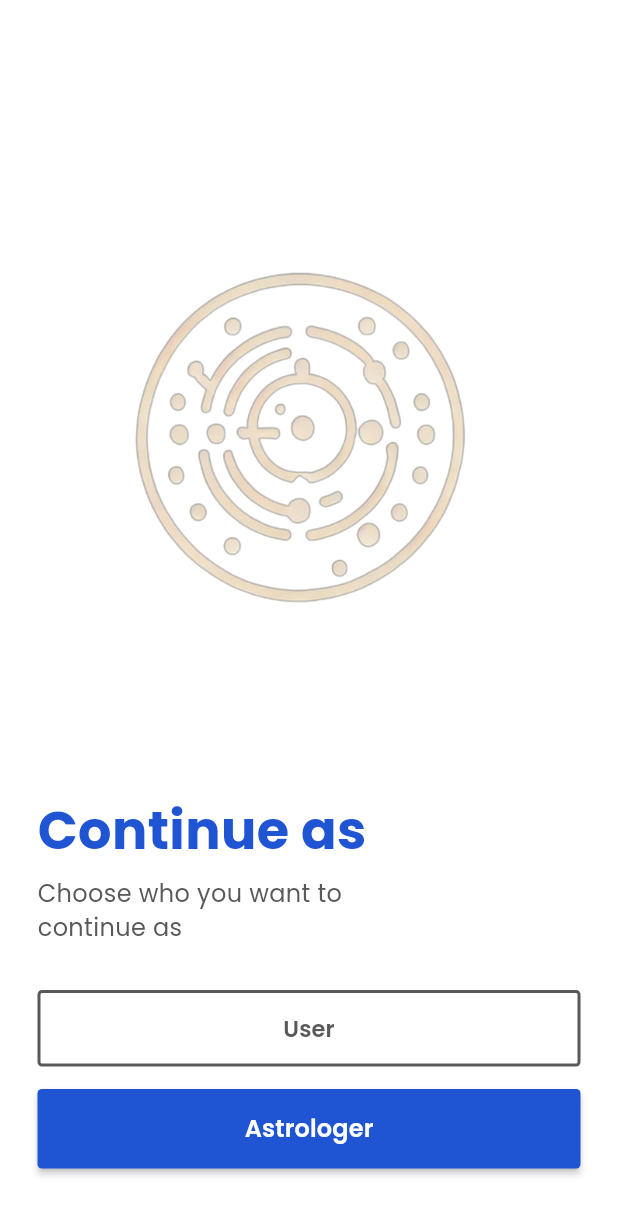
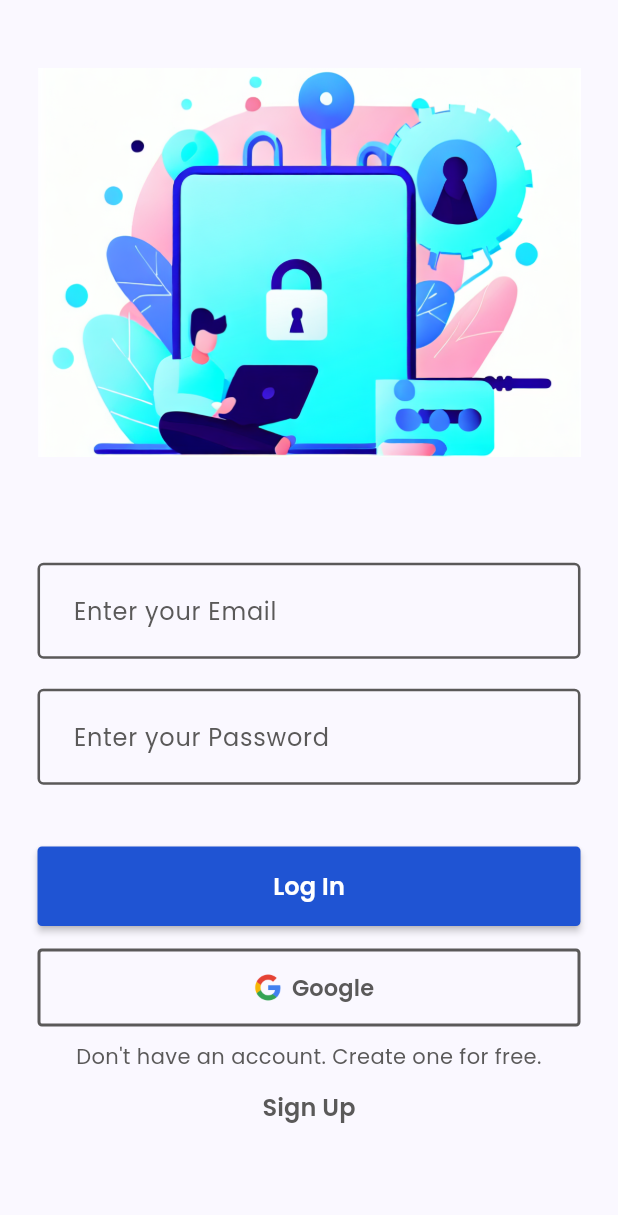
Before and after one commit to AnuragRanjan2003/astroverseNew, a Flutter app: the screen it shows after launch, after a tap on "Astrologer", on a phone screen of 412 x 824 dp. Shown: the top 1215 px of the screen. Run offline on Flutter 3.47's test engine with Material 2 defaults, Android fonts, the phone set to English and light mode, and no system bars; our stand-ins replace cloud_firestore, firebase_auth, firebase_core, firebase_storage, font_awesome_flutter, get and 4 more; accounts and stored records are empty.

Commit message:
astrologer auth started

```diff
--- a/lib/controllers/auth_controller.dart
+++ b/lib/controllers/auth_controller.dart
@@ -17,6 +17,7 @@ import 'package:image_picker/image_picker.dart';
 class AuthController extends GetxController {
   Rxn<models.User> user = Rxn<models.User>();
   Rx<bool> loading = false.obs;
+  Rx<bool> userLoading = false.obs;
   Rxn<String> error = Rxn<String>();
   StreamSubscription<DocumentSnapshot<models.User>>? _sub;
   Rx<String> pass = "".obs;
@@ -67,8 +68,11 @@ class AuthController extends GetxController {
   }
 
   startListeningToUser(String uid) {
+    userLoading.value = true;
     _sub = _repo.getUserStream(uid).listen((event) {
       debugPrint("user:${event.data()}");
+      userLoading.value = false;
+      debugPrint("user loading : ${loading.value}");
       if (event.data() != null) user.value = event.data()!;
     });
   }
--- a/lib/routes/routes.dart
+++ b/lib/routes/routes.dart
@@ -1,4 +1,6 @@
 import 'package:astroverse/screens/ask/ask_screen.dart';
+import 'package:astroverse/screens/astroLogIn/astro_login_screen.dart';
+import 'package:astroverse/screens/astroSignUp/astro_signup_screen.dart';
 import 'package:astroverse/screens/emailverfication/email_verification_screen.dart';
 import 'package:astroverse/screens/main/main_screen.dart';
 import 'package:astroverse/screens/moreProfile/more_profile_screen.dart';
@@ -8,13 +10,15 @@ import 'package:astroverse/screens/userSignUp/user_sign_up_screen.dart';
 import 'package:get/get.dart';
 
 class Routes {
-  static const userLogin = '/userLogin';
-  static const userSignup = '/signup';
+  static const userLogin = '/user_login';
+  static const userSignup = '/sign_up';
   static const main = '/main';
   static const moreProfile = '/more_profile';
   static const emailVerify = '/email_verify';
   static const ask = '/';
   static const profile = '/profile';
+  static const astroLogin = '/astro_login';
+  static const astroSignUp = '/astro_signup';
 }
 
 class AppRoutes {
@@ -47,5 +51,13 @@ class AppRoutes {
           name: Routes.profile,
           page: () => const ProfileScreen(),
         ),
+        GetPage(
+          name: Routes.astroLogin,
+          page: () => const AstroLogInScreen(),
+        ),
+        GetPage(
+          name: Routes.astroSignUp,
+          page: () => const AstroSignUpScreen(),
+        ),
       ];
 }
--- a/lib/screens/ask/portrait/ask_screen_portrait.dart
+++ b/lib/screens/ask/portrait/ask_screen_portrait.dart
@@ -60,7 +60,7 @@ class AskScreenPortrait extends StatelessWidget {
                 height: 15,
               ),
               MaterialButton(
-                onPressed: () {},
+                onPressed: navigateToAstroLogin,
                 padding: const EdgeInsets.symmetric(vertical: 15),
                 color: ProjectColors.main,
                 shape: ButtonDecors.filled,
@@ -79,4 +79,8 @@ class AskScreenPortrait extends StatelessWidget {
   void navigateToUserLogin() {
     Get.toNamed(Routes.userLogin);
   }
+
+  void navigateToAstroLogin() {
+    Get.toNamed(Routes.astroLogin);
+  }
 }
--- /dev/null
+++ b/lib/screens/astroLogIn/astro_login_screen.dart
@@ -0,0 +1,16 @@
+import 'package:astroverse/screens/astroLogIn/landscape/astro_login_landscape.dart';
+import 'package:astroverse/screens/astroLogIn/portrait/astro_login_portrait.dart';
+
+import 'package:astroverse/utils/responsive.dart';
+import 'package:flutter/material.dart';
+
+class AstroLogInScreen extends StatelessWidget {
+  const AstroLogInScreen({super.key});
+
+  @override
+  Widget build(BuildContext context) {
+    return Responsive(
+        portrait: (cons) => AstroLogInPortrait(cons: cons),
+        landscape: (cons) => AstroLogInLandscape(cons: cons));
+  }
+}
--- /dev/null
+++ b/lib/screens/astroLogIn/portrait/astro_login_portrait.dart
@@ -0,0 +1,166 @@
+import 'package:astroverse/res/dims/global.dart';
+import 'package:astroverse/utils/resource.dart';
+import 'package:flutter/material.dart';
+import 'package:get/get.dart';
+
+import '../../../components/underlined_box.dart';
+import '../../../controllers/auth_controller.dart';
+import '../../../res/colors/project_colors.dart';
+import '../../../res/decor/button_decor.dart';
+import '../../../res/img/images.dart';
+import '../../../res/strings/user_login_strings.dart';
+import '../../../res/textStyles/text_styles.dart';
+import '../../../routes/routes.dart';
+
+class AstroLogInPortrait extends StatelessWidget {
+  final BoxConstraints cons;
+
+  const AstroLogInPortrait({super.key, required this.cons});
+
+  @override
+  Widget build(BuildContext context) {
+    final double wd = cons.maxWidth;
+    final double ht = cons.maxHeight;
+    final TextEditingController email = TextEditingController();
+    final TextEditingController password = TextEditingController();
+    final AuthController auth = Get.find();
+    return Scaffold(
+      body: SingleChildScrollView(
+        child: Container(
+          width: wd,
+          height: ht,
+          padding: GlobalDims.defaultScreenPadding,
+          child: Column(
+            crossAxisAlignment: CrossAxisAlignment.stretch,
+            mainAxisAlignment: MainAxisAlignment.end,
+            children: [
+              const Expanded(
+                  flex: 2,
+                  child: SizedBox(
+                    child: Image(
+                      image: ProjectImages.login,
+                      fit: BoxFit.cover,
+                    ),
+                  )),
+              Expanded(
+                  flex: 2,
+                  child: Column(
+                    crossAxisAlignment: CrossAxisAlignment.start,
+                    mainAxisAlignment: MainAxisAlignment.end,
+                    children: [
+                      UnderLinedBox(
+                          hint: "Enter your Email",
+                          controller: email,
+                          style: TextStylesLight().body),
+                      const SizedBox(
+                        height: 20,
+                      ),
+                      UnderLinedBox(
+                        hint: "Enter your Password",
+                        controller: password,
+                        style: TextStylesLight().body,
+                        password: true,
+                      ),
+                      SizedBox(
+                        height: ht * 0.05,
+                      ),
+                    ],
+                  )),
+              Expanded(
+                  flex: 1,
+                  child: Column(
+                    crossAxisAlignment: CrossAxisAlignment.stretch,
+                    children: [
+                      MaterialButton(
+                          onPressed: () {
+                            if (auth.loading.isTrue) return;
+                            if (email.value.text.isNotEmpty &&
+                                password.value.text.isNotEmpty) {
+                              auth.loginUser(
+                                  email.value.text,
+                                  password.value.text,
+                                  (p, b) => updateUI(p, b, context));
+                            }
+                          },
+                          shape: ButtonDecors.filled,
+                          color: ProjectColors.main,
+                          padding: const EdgeInsets.symmetric(vertical: 15),
+                          child: Obx(() {
+                            if (auth.loading.isFalse) {
+                              return Text("Log In",
+                                  style: TextStyleDark().onButton);
+                            } else {
+                              return const SizedBox(
+                                  height: 20,
+                                  width: 20,
+                                  child: CircularProgressIndicator(
+                                    color: ProjectColors.background,
+                                    strokeWidth: 2.0,
+                                  ));
+                            }
+                          })),
+                      const SizedBox(
+                        height: 15,
+                      ),
+                      MaterialButton(
+                        onPressed: () {},
+                        shape: ButtonDecors.outlined,
+                        padding: const EdgeInsets.symmetric(vertical: 12),
+                        child: Row(
+                          mainAxisAlignment: MainAxisAlignment.center,
+                          children: [
+                            const Image(
+                              image: ProjectImages.googleIcon,
+                              height: 28,
+                              width: 32,
+                            ),
+                            Text(
+                              "Google",
+                              style: TextStylesLight().onButton,
+                            ),
+                          ],
+                        ),
+                      ),
+                    ],
+                  )),
+              Expanded(
+                  flex: 1,
+                  child: Column(
+                    children: [
+                      Text(
+                        UserLoginStrings.signup,
+                        style: TextStylesLight().small,
+                        textAlign: TextAlign.center,
+                      ),
+                      TextButton(
+                        onPressed: () {
+                          Get.toNamed(Routes.astroSignUp);
+                        },
+                        child: Text(
+                          "Sign Up",
+                          style: TextStylesLight().bodyBold,
+                          textAlign: TextAlign.start,
+                        ),
+                      )
+                    ],
+                  )),
+            ],
+          ),
+        ),
+      ),
+    );
+  }
+}
+
+updateUI(Resource<dynamic> p, bool b, BuildContext context) {
+  if (p.isSuccess) {
+    if (b == false) {
+      Get.toNamed(Routes.emailVerify);
+    } else {
+      Get.offAllNamed(Routes.main);
+    }
+  } else {
+    p = p as Failure<dynamic>;
+    Get.snackbar("Error", p.error);
+  }
+}
--- a/lib/screens/profile/portrait/profile_screen_portrait.dart
+++ b/lib/screens/profile/portrait/profile_screen_portrait.dart
@@ -11,7 +11,7 @@ class ProfileScreenPortrait extends StatelessWidget {
   Widget build(BuildContext context) {
     final wd = cons.maxWidth;
     final ht = cons.maxHeight;
-    final AuthController auth = Get.find();
+    final AuthController auth = Get.put(AuthController());
     return Scaffold(
       body: SingleChildScrollView(
         child: SafeArea(
--- a/lib/screens/profile/profile_screen.dart
+++ b/lib/screens/profile/profile_screen.dart
@@ -1,13 +1,16 @@
+import 'package:astroverse/controllers/auth_controller.dart';
 import 'package:astroverse/screens/profile/landscape/profile_screen_landscape.dart';
 import 'package:astroverse/screens/profile/portrait/profile_screen_portrait.dart';
 import 'package:astroverse/utils/responsive.dart';
 import 'package:flutter/material.dart';
+import 'package:get/get.dart';
 
 class ProfileScreen extends StatelessWidget {
   const ProfileScreen({super.key});
 
   @override
   Widget build(BuildContext context) {
+    Get.put(AuthController());
     return Responsive(
         portrait: (cons) => ProfileScreenPortrait(cons: cons),
         landscape: (cons) => ProfileScreenLandscape(cons: cons));
--- a/pubspec.yaml
+++ b/pubspec.yaml
@@ -46,6 +46,7 @@ dependencies:
   google_nav_bar: ^5.0.6
   google_sign_in: ^6.1.4
   glassmorphism: ^3.0.0
+  shimmer: ^3.0.0
 
 dev_dependencies:
   flutter_test:
```
Also changed, not shown: lib/screens/astroLogIn/landscape/astro_login_landscape.dart (added, +11 -0 lines), lib/screens/astroSignUp/astro_signup_screen.dart (added, +15 -0 lines), lib/screens/astroSignUp/landscape/astro_signup_landscape.dart (added, +11 -0 lines), lib/screens/astroSignUp/portrait/astro_signup_portrait.dart (added, +142 -0 lines), lib/screens/main/portrait/main_screen_portrait.dart (+68 -22 lines), pubspec.lock.
